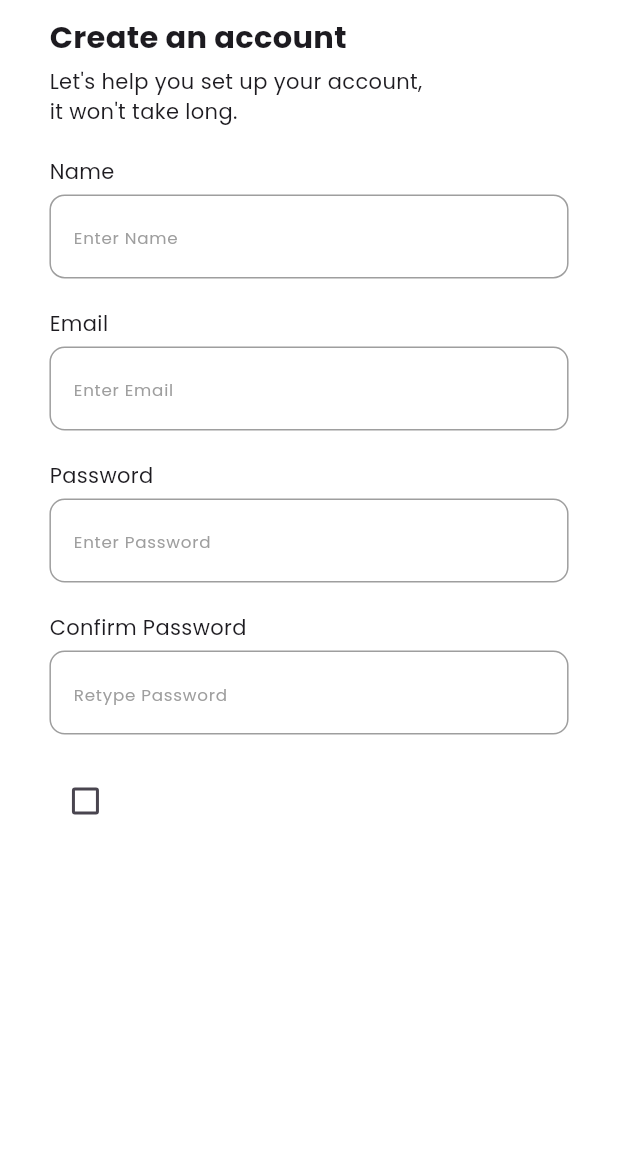
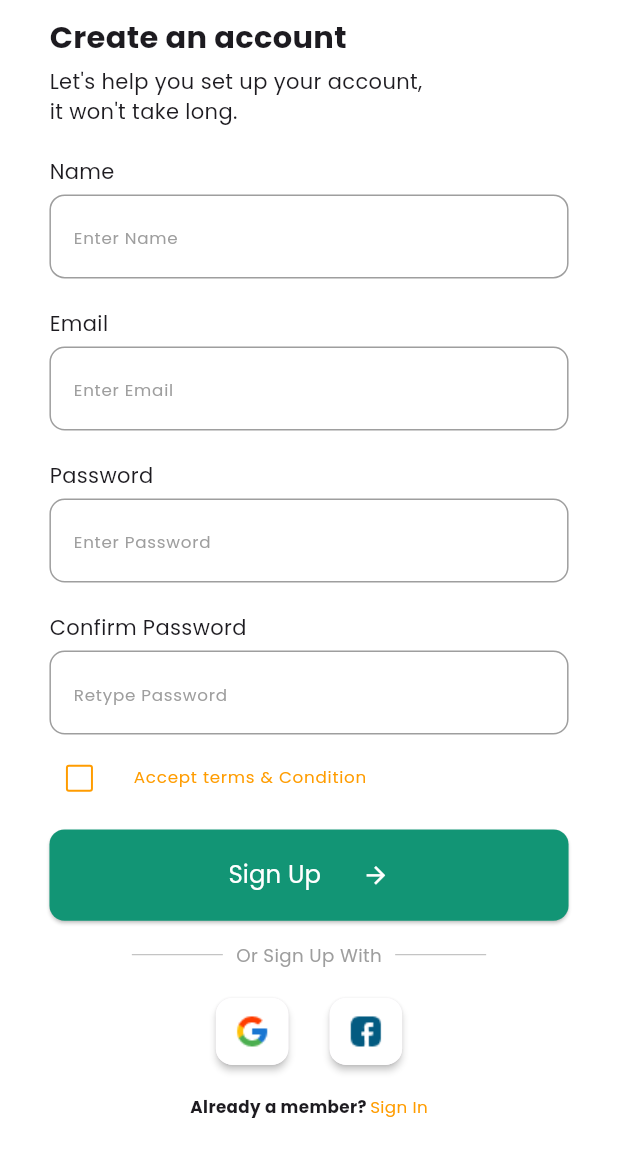
Before and after one commit to MohamedGomaa201/Food_Recipes, a Flutter app: the SignupView screen opened directly, on a phone screen of 412 x 824 dp. Shown: the top 1157 px of the screen. Run offline on Flutter 3.47's test engine with Material 3 defaults, Android fonts, the phone set to English and light mode, and no system bars; our stand-ins replace flutter_screenutil.

Commit message:
Finishing signup and signin views

```diff
--- /dev/null
+++ b/lib/features/auth/presentation/view/widgets/row_of_social_auth_buttons.dart
@@ -0,0 +1,20 @@
+import 'package:flutter/material.dart';
+import 'package:flutter_screenutil/flutter_screenutil.dart';
+import 'package:food_recipes/core/constants/app_images.dart';
+import 'package:food_recipes/features/auth/presentation/view/widgets/social_media_button.dart';
+
+class RowOfSocialAuthButtons extends StatelessWidget {
+  const RowOfSocialAuthButtons({super.key});
+
+  @override
+  Widget build(BuildContext context) {
+    return Row(
+      mainAxisAlignment: MainAxisAlignment.center,
+      children: [
+        SocialMediaButton(icon: AppImages.googleIcon, onTap: () {}),
+        SizedBox(width: 25.w),
+        SocialMediaButton(icon: AppImages.facebookIcon, onTap: () {}),
+      ],
+    );
+  }
+}
--- a/lib/features/auth/presentation/view/widgets/signin_body.dart
+++ b/lib/features/auth/presentation/view/widgets/signin_body.dart
@@ -1,12 +1,11 @@
 import 'package:flutter/material.dart';
 import 'package:flutter_screenutil/flutter_screenutil.dart';
-import 'package:food_recipes/core/constants/app_images.dart';
 import 'package:food_recipes/core/themes/styles.dart';
 import 'package:food_recipes/core/shared%20widgets/custom_app_button.dart';
 import 'package:food_recipes/features/auth/presentation/view/signup_view.dart';
 import 'package:food_recipes/features/auth/presentation/view/widgets/custom_text_field.dart';
 import 'package:food_recipes/features/auth/presentation/view/widgets/non_clickable_with_clickable_text.dart';
-import 'package:food_recipes/features/auth/presentation/view/widgets/social_media_button.dart';
+import 'package:food_recipes/features/auth/presentation/view/widgets/row_of_social_auth_buttons.dart';
 import 'package:food_recipes/features/auth/presentation/view/widgets/text_inside_divider.dart';
 
 class SigninBody extends StatelessWidget {
@@ -16,8 +15,7 @@ class SigninBody extends StatelessWidget {
   Widget build(BuildContext context) {
     return Padding(
       padding: EdgeInsets.symmetric(horizontal: 30.w, vertical: 65.h),
-      child: Column(
-        crossAxisAlignment: CrossAxisAlignment.start,
+      child: ListView(
         children: [
           Text(
             "Hello,",
@@ -38,14 +36,7 @@ class SigninBody extends StatelessWidget {
           SizedBox(height: 20.h),
           TextInsideDivider(text: "Or Sign in With"),
           SizedBox(height: 20.h),
-          Row(
-            mainAxisAlignment: MainAxisAlignment.center,
-            children: [
-              SocialMediaButton(icon: AppImages.googleIcon, onTap: () {}),
-              SizedBox(width: 25.w),
-              SocialMediaButton(icon: AppImages.facebookIcon, onTap: () {}),
-            ],
-          ),
+          RowOfSocialAuthButtons(),
           SizedBox(height: 55.h),
           NonClickableWithClickableText(
             nonClickable: "Don't have an account?",
--- a/lib/features/auth/presentation/view/widgets/signup_body.dart
+++ b/lib/features/auth/presentation/view/widgets/signup_body.dart
@@ -1,18 +1,28 @@
 import 'package:flutter/material.dart';
 import 'package:flutter_screenutil/flutter_screenutil.dart';
-import 'package:food_recipes/core/themes/app_colors.dart';
+import 'package:food_recipes/core/shared%20widgets/custom_app_button.dart';
+import 'package:food_recipes/features/auth/presentation/view/signin_view.dart';
 import 'package:food_recipes/features/auth/presentation/view/widgets/custom_text_field.dart';
+import 'package:food_recipes/features/auth/presentation/view/widgets/non_clickable_with_clickable_text.dart';
+import 'package:food_recipes/features/auth/presentation/view/widgets/row_of_social_auth_buttons.dart';
+import 'package:food_recipes/features/auth/presentation/view/widgets/terms_and_condition_checkbox.dart';
+import 'package:food_recipes/features/auth/presentation/view/widgets/text_inside_divider.dart';
 
-class SignupBody extends StatelessWidget {
+class SignupBody extends StatefulWidget {
   const SignupBody({super.key});
 
+  @override
+  State<SignupBody> createState() => _SignupBodyState();
+}
+
+class _SignupBodyState extends State<SignupBody> {
+  bool isChecked = false;
   @override
   Widget build(BuildContext context) {
     return SafeArea(
       child: Padding(
         padding: EdgeInsets.symmetric(vertical: 10.h, horizontal: 30.w),
-        child: Column(
-          crossAxisAlignment: CrossAxisAlignment.start,
+        child: ListView(
           children: [
             Text(
               "Create an account",
@@ -31,12 +41,31 @@ class SignupBody extends StatelessWidget {
               aboveHint: "Confirm Password",
               hintText: "Retype Password",
             ),
+            SizedBox(height: 5.h),
+            TermsAndConditionCheckbox(
+              value: isChecked,
+              onChanged: (value) {
+                setState(() {
+                  isChecked = value!;
+                });
+              },
+            ),
+            SizedBox(height: 10.h),
+            CustomAppButton(text: "Sign Up", onPressed: () {}, height: 60),
+            SizedBox(height: 14.h),
+            TextInsideDivider(text: "Or Sign Up With"),
             SizedBox(height: 20.h),
-            Checkbox(
-              value: false,
-              onChanged: (value) {},
-              activeColor: AppColors.secondaryColor,
-              overlayColor: WidgetStatePropertyAll(AppColors.secondaryColor),
+            RowOfSocialAuthButtons(),
+            SizedBox(height: 20.h),
+            NonClickableWithClickableText(
+              nonClickable: "Already a member?",
+              clickable: "Sign In",
+              onTap: () {
+                Navigator.pushReplacement(
+                  context,
+                  MaterialPageRoute(builder: (context) => SigninView()),
+                );
+              },
             ),
           ],
         ),
--- a/lib/features/auth/presentation/view/widgets/social_media_button.dart
+++ b/lib/features/auth/presentation/view/widgets/social_media_button.dart
@@ -9,7 +9,7 @@ class SocialMediaButton extends StatelessWidget {
   @override
   Widget build(BuildContext context) {
     return Material(
-      elevation: 8,
+      elevation: 2,
       borderRadius: BorderRadius.circular(10.w),
       child: InkWell(
         borderRadius: BorderRadius.circular(6.w),
--- /dev/null
+++ b/lib/features/auth/presentation/view/widgets/terms_and_condition_checkbox.dart
@@ -0,0 +1,32 @@
+import 'package:flutter/material.dart';
+import 'package:flutter_screenutil/flutter_screenutil.dart';
+import 'package:food_recipes/core/themes/app_colors.dart';
+
+class TermsAndConditionCheckbox extends StatelessWidget {
+  const TermsAndConditionCheckbox({
+    super.key,
+    required this.value,
+    required this.onChanged,
+  });
+
+  final bool value;
+  final ValueChanged<bool?> onChanged;
+
+  @override
+  Widget build(BuildContext context) {
+    return CheckboxListTile(
+      title: Text(
+        "Accept terms & Condition",
+        style: TextStyle(color: AppColors.secondaryColor, fontSize: 11.sp),
+      ),
+      dense: true,
+      controlAffinity: ListTileControlAffinity.leading,
+      contentPadding: EdgeInsets.zero,
+      side: BorderSide(color: AppColors.secondaryColor, width: 1.2.w),
+      shape: RoundedRectangleBorder(borderRadius: BorderRadius.circular(5)),
+      value: value,
+      onChanged: onChanged,
+      activeColor: AppColors.secondaryColor,
+    );
+  }
+}
```
